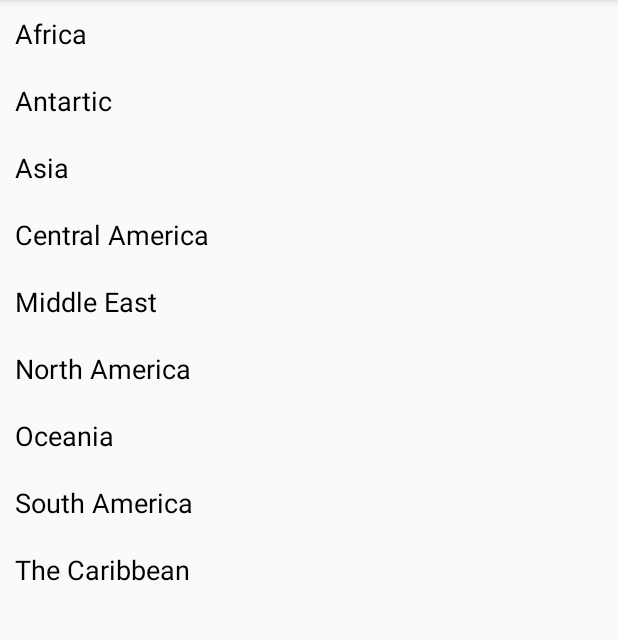
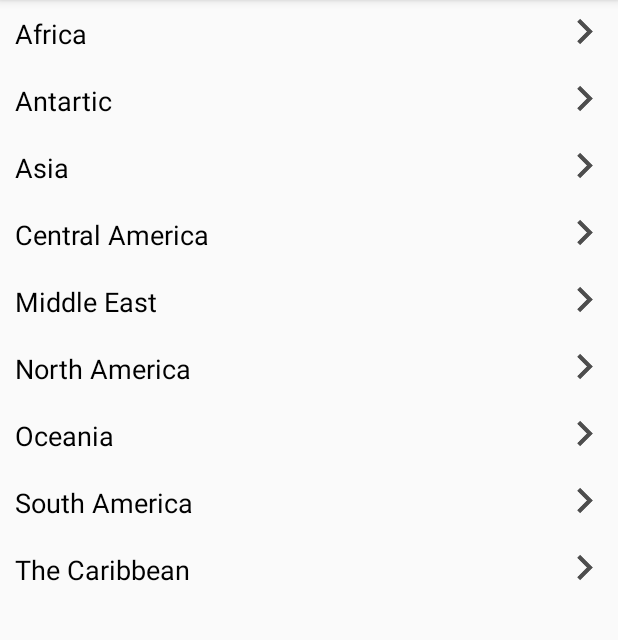
Before and after one commit to kcyl9/TravelExplorer, an Android app: the screen it shows after launch (MainActivity), on a phone screen of 412 x 824 dp, the part 84-724 px from its top. Run offline under Robolectric (Android 15) with nearby library versions, the phone set to English and light mode, and no system bars.

Commit message:
Added arrows to improve UI

```diff
--- a/app/src/main/java/edu/harvard/cs50/travelexplorer/RegionAdapter.java
+++ b/app/src/main/java/edu/harvard/cs50/travelexplorer/RegionAdapter.java
@@ -27,7 +27,6 @@ public class RegionAdapter extends RecyclerView.Adapter {
     @Override
     public RecyclerView.ViewHolder onCreateViewHolder(@NonNull ViewGroup parent, int viewType) {
         View view = LayoutInflater.from(parent.getContext()).inflate(R.layout.region_row, parent, false);
-
         return new ViewHolder(view);
     }
 
--- a/app/src/main/res/layout/region_row.xml
+++ b/app/src/main/res/layout/region_row.xml
@@ -1,17 +1,26 @@
 <?xml version="1.0" encoding="utf-8"?>
-<LinearLayout xmlns:android="http://schemas.android.com/apk/res/android"
-    android:orientation="vertical"
+<RelativeLayout xmlns:android="http://schemas.android.com/apk/res/android"
+    android:id="@+id/region_row"
     android:layout_width="match_parent"
     android:layout_height="wrap_content"
-    android:id="@+id/region_row"
-    android:padding="10dp"
     android:clickable="true"
     android:focusable="true"
-    android:foreground="?android:attr/selectableItemBackground">
+    android:foreground="?android:attr/selectableItemBackground"
+    android:orientation="vertical"
+    android:padding="10dp">
+
     <TextView
-        android:layout_width="match_parent"
-        android:layout_height="match_parent"
         android:id="@+id/region_row_text_view"
+        android:layout_width="wrap_content"
+        android:layout_height="wrap_content"
         android:textColor="#000000"
-        android:textSize="18dp" />
-</LinearLayout>
+        android:textSize="18dp"
+        android:layout_alignParentLeft="true" />
+
+    <ImageView
+        android:id="@+id/arrow"
+        android:layout_width="24dp"
+        android:layout_height="22dp"
+        android:src="@drawable/arrow"
+        android:layout_alignParentRight="true" />
+</RelativeLayout>
```
Also changed, not shown: app/src/main/res/drawable-v24/arrow.png (added).
